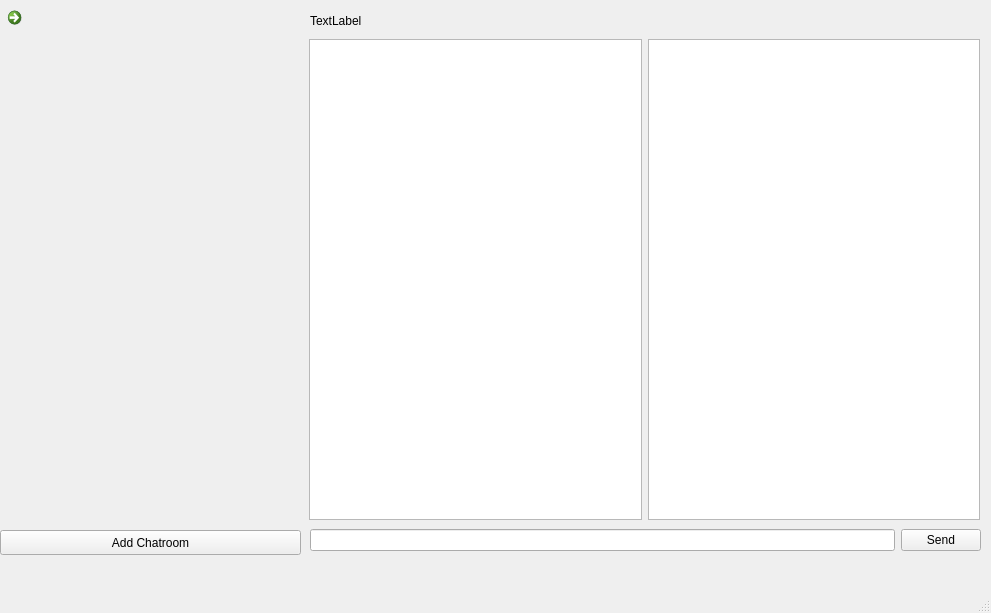
Old version of the form mainpage.ui in the repository AP-projects-4001/yek-payam-daram.
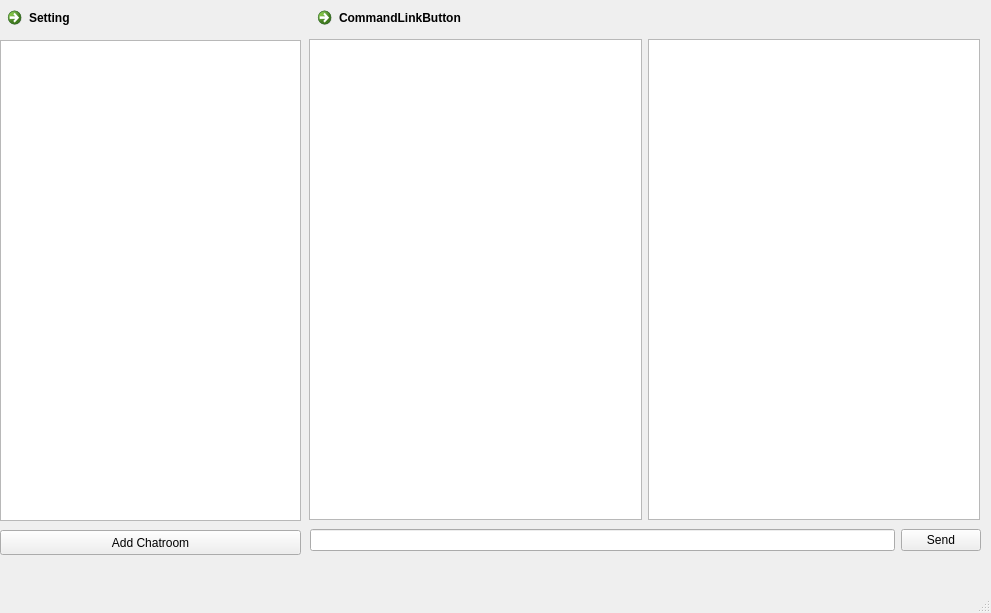
New version of the form.

```diff
--- a/mainpage.ui
+++ b/mainpage.ui
@@ -23,7 +23,11 @@
       <height>481</height>
      </rect>
     </property>
-    <layout class="QVBoxLayout" name="chatroomsLayout"/>
+    <layout class="QVBoxLayout" name="chatroomsLayout">
+     <item>
+      <widget class="QListWidget" name="Chatrooms_listwidget"/>
+     </item>
+    </layout>
    </widget>
    <widget class="QWidget" name="horizontalLayoutWidget">
     <property name="geometry">
@@ -71,14 +75,14 @@
       <x>310</x>
       <y>0</y>
       <width>671</width>
-      <height>41</height>
+      <height>40</height>
      </rect>
     </property>
     <layout class="QHBoxLayout" name="horizontalLayout_3">
      <item>
-      <widget class="QLabel" name="label">
+      <widget class="QCommandLinkButton" name="commandLinkButton">
        <property name="text">
-        <string>TextLabel</string>
+        <string>CommandLinkButton</string>
        </property>
       </widget>
      </item>
@@ -103,12 +107,15 @@
       <x>0</x>
       <y>0</y>
       <width>301</width>
-      <height>41</height>
+      <height>31</height>
      </rect>
     </property>
     <property name="contextMenuPolicy">
      <enum>Qt::DefaultContextMenu</enum>
     </property>
+    <property name="text">
+     <string>Setting</string>
+    </property>
    </widget>
   </widget>
   <widget class="QMenuBar" name="menubar">
```
Left out of the diff: 2 changed lines with no effect on the pictures.
